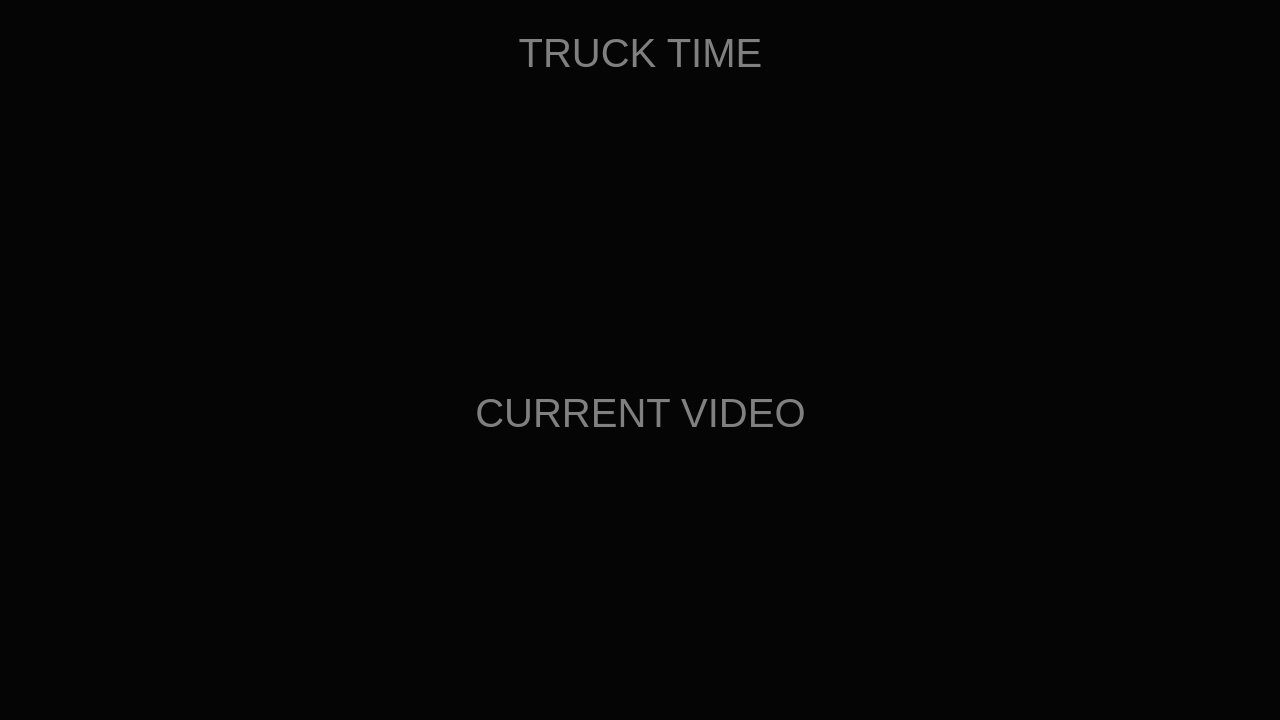
Before: the Qt Designer form src/mainwindow.ui in petrix/timer, drawn with Qt 5.
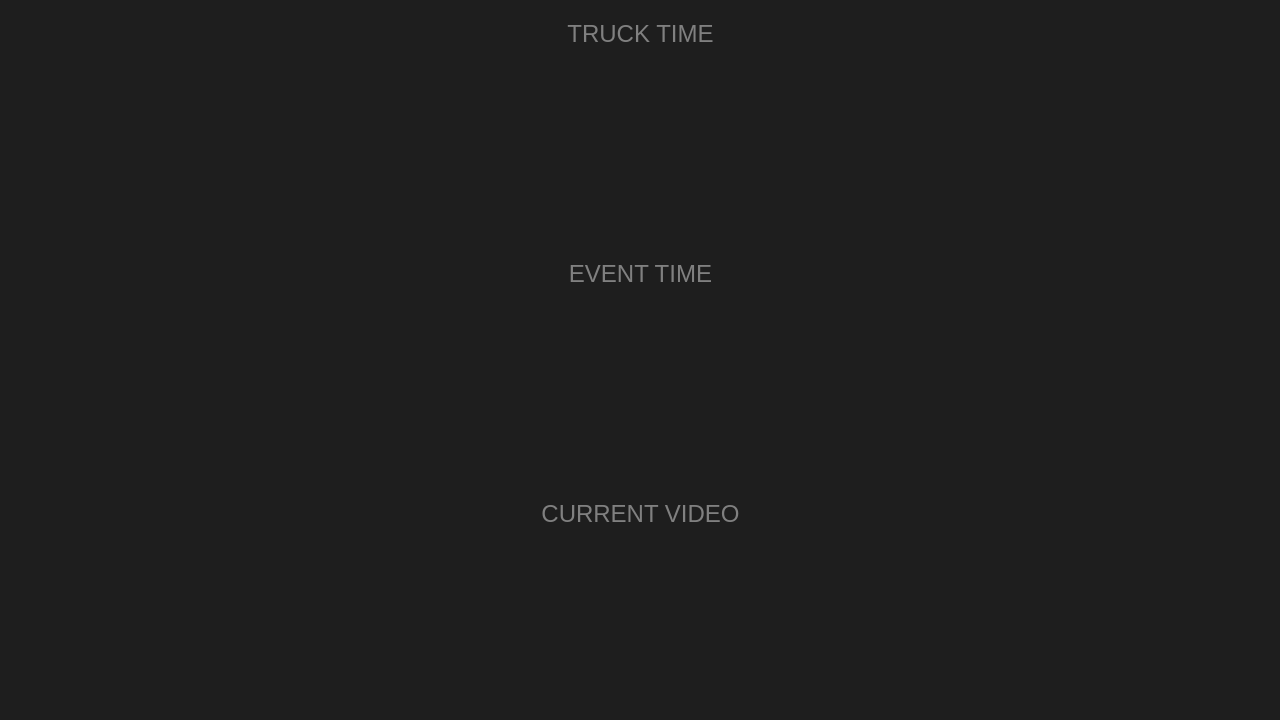
After: the same form once the commit is applied. Icons and pictures are not drawn.

What changed in the file:
```diff
--- a/src/mainwindow.ui
+++ b/src/mainwindow.ui
@@ -14,9 +14,9 @@
    <string>Timer</string>
   </property>
   <property name="styleSheet">
-   <string notr="true">background-color: rgb(5, 5, 5);
+   <string notr="true">background-color: rgb(30, 30, 30);
 border-width: 0;
-font: 30pt;
+font: 18pt;
 color: grey;</string>
   </property>
   <layout class="QGridLayout" name="_1">
@@ -94,16 +94,16 @@
           <number>0</number>
          </property>
          <property name="leftMargin">
-          <number>20</number>
+          <number>30</number>
          </property>
          <property name="topMargin">
-          <number>30</number>
+          <number>20</number>
          </property>
          <property name="rightMargin">
-          <number>20</number>
+          <number>30</number>
          </property>
          <property name="bottomMargin">
-          <number>20</number>
+          <number>30</number>
          </property>
          <item>
           <widget class="QLabel" name="label_1">
@@ -118,6 +118,49 @@
         </layout>
        </widget>
       </item>
+      <item>
+       <widget class="QWidget" name="panel_2" native="true">
+        <property name="sizePolicy">
+         <sizepolicy hsizetype="Preferred" vsizetype="Preferred">
+          <horstretch>0</horstretch>
+          <verstretch>1</verstretch>
+         </sizepolicy>
+        </property>
+        <property name="minimumSize">
+         <size>
+          <width>0</width>
+          <height>40</height>
+         </size>
+        </property>
+        <layout class="QVBoxLayout" name="_4">
+         <property name="spacing">
+          <number>0</number>
+         </property>
+         <property name="leftMargin">
+          <number>30</number>
+         </property>
+         <property name="topMargin">
+          <number>20</number>
+         </property>
+         <property name="rightMargin">
+          <number>30</number>
+         </property>
+         <property name="bottomMargin">
+          <number>30</number>
+         </property>
+         <item>
+          <widget class="QLabel" name="label_2">
+           <property name="text">
+            <string>EVENT TIME</string>
+           </property>
+           <property name="alignment">
+            <set>Qt::AlignHCenter|Qt::AlignTop</set>
+           </property>
+          </widget>
+         </item>
+        </layout>
+       </widget>
+      </item>
       <item>
        <widget class="QWidget" name="panel_3" native="true">
         <property name="sizePolicy">
@@ -137,16 +180,16 @@
           <number>0</number>
          </property>
          <property name="leftMargin">
-          <number>20</number>
+          <number>30</number>
          </property>
          <property name="topMargin">
-          <number>30</number>
+          <number>20</number>
          </property>
          <property name="rightMargin">
-          <number>20</number>
+          <number>30</number>
          </property>
          <property name="bottomMargin">
-          <number>20</number>
+          <number>30</number>
          </property>
          <item>
           <widget class="QLabel" name="label_3">
```
Left out of the diff: 4 changed lines with no effect on the pictures.
